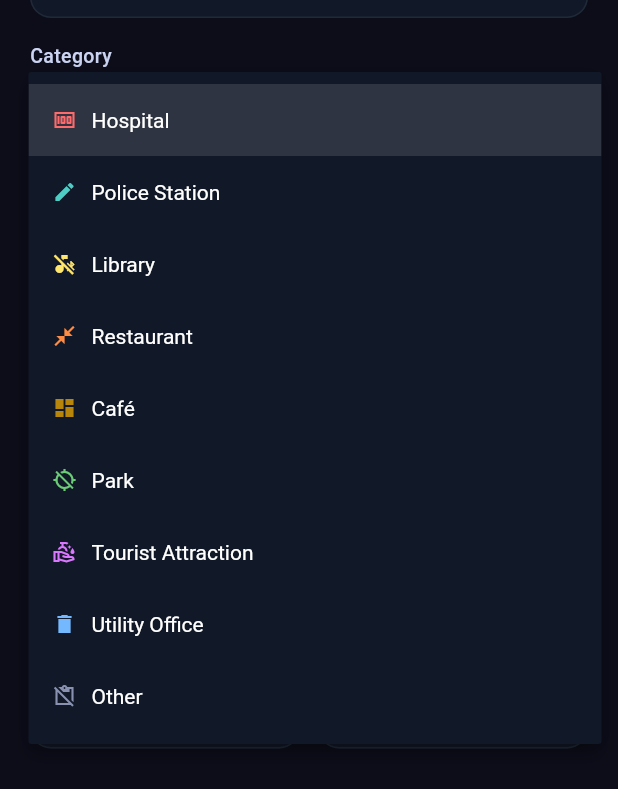
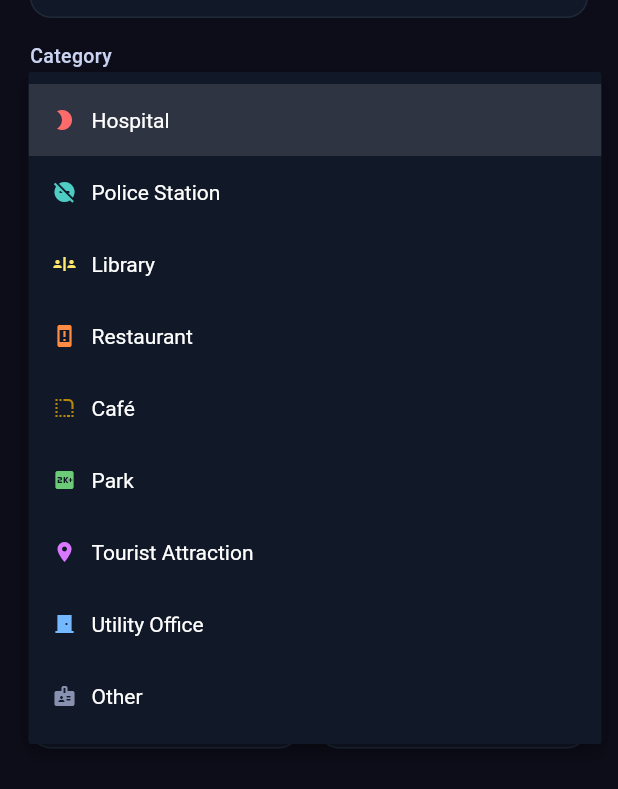
Before and after one commit to Winnie-Irene/kigali_directory, a Flutter app: the ListingFormScreen screen opened directly, after a tap on "Hospital", on a phone screen of 412 x 824 dp. Shown: the part 372-1161 px from the top of the screen. Run offline on Flutter 3.47's test engine with Material 3 defaults, Android fonts, the phone set to English and light mode, and no system bars; our stand-ins replace cloud_firestore, firebase_auth, firebase_core, flutter_map, latlong2, share_plus; accounts and stored records are empty; Roboto replaces fonts that are missing (SF Pro Display).

Commit message:
Fixed category icon codepoints

```diff
--- a/lib/utils/constants.dart
+++ b/lib/utils/constants.dart
@@ -12,13 +12,13 @@ const List<String> kCategories = [
 ];
 
 const Map<String, dynamic> kCategoryIcons = {
-  'Hospital': {'icon': 0xe3f8, 'color': 0xFFFF6B6B},
-  'Police Station': {'icon': 0xe3f0, 'color': 0xFF4ECDC4},
-  'Library': {'icon': 0xe3d5, 'color': 0xFFFFE66D},
-  'Restaurant': {'icon': 0xef59, 'color': 0xFFFF8C42},
-  'Café': {'icon': 0xe1b1, 'color': 0xFFB8860B},
-  'Park': {'icon': 0xe3a9, 'color': 0xFF6BCB77},
-  'Tourist Attraction': {'icon': 0xef55, 'color': 0xFFDA77FF},
-  'Utility Office': {'icon': 0xe8b8, 'color': 0xFF74B9FF},
-  'Other': {'icon': 0xe88f, 'color': 0xFF8892B0},
+  'Hospital':           {'icon': 0xe3f4, 'color': 0xFFFF6B6B},   // local_hospital
+  'Police Station':     {'icon': 0xe8e8, 'color': 0xFF4ECDC4},   // local_police
+  'Library':            {'icon': 0xe54c, 'color': 0xFFFFE66D},   // local_library
+  'Restaurant':         {'icon': 0xe56c, 'color': 0xFFFF8C42},   // restaurant
+  'Café':               {'icon': 0xe541, 'color': 0xFFB8860B},   // local_cafe
+  'Park':               {'icon': 0xe014, 'color': 0xFF6BCB77},   // park
+  'Tourist Attraction': {'icon': 0xe53b, 'color': 0xFFDA77FF},   // attractions
+  'Utility Office':     {'icon': 0xe8f9, 'color': 0xFF74B9FF},   // business_center
+  'Other':              {'icon': 0xe0c8, 'color': 0xFF8892B0},   // place
 };
```
